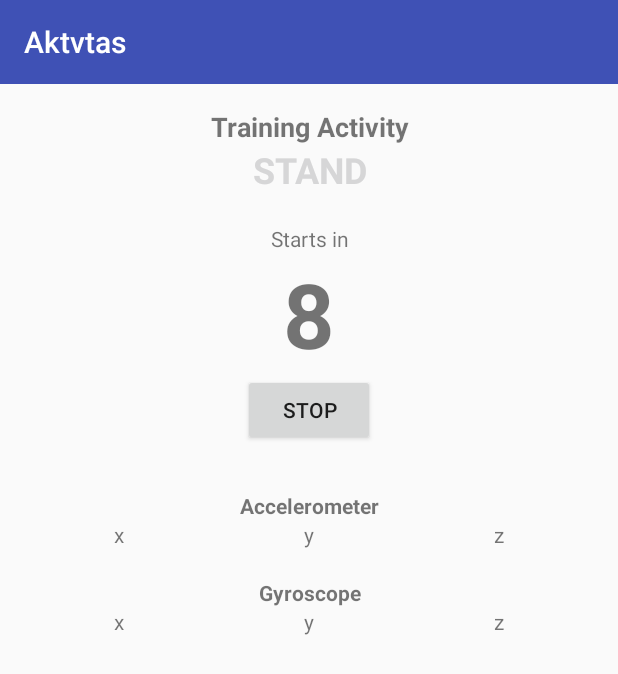
After one commit to ilhamadun/skripsi-har, an Android app: the fragment TrainingFragment placed in its activity, on a phone screen of 412 x 824 dp. The commit adds this screen. Shown: the top 674 px of the screen. Run offline under Robolectric (Android 15) with nearby library versions, the phone set to English and light mode, and no system bars; libraries missing offline, so code that uses them is left out: com.mikepenz.materialdrawer; 2 statements that could not run were skipped.

Commit message:
Create TrainingFragment Placeholder
TrainingFragment serves as an interface for training services (sensor reading, logging, etc).

UI update from service to fragment is yet to be implemented.

```diff
--- a/app/src/main/java/elins/org/aktvtas/TrainingChooserDialogFragment.java
+++ b/app/src/main/java/elins/org/aktvtas/TrainingChooserDialogFragment.java
@@ -45,12 +45,12 @@ public class TrainingChooserDialogFragment extends DialogFragment {
                 .setView(view)
                 .setPositiveButton(R.string.start, new DialogInterface.OnClickListener() {
                     public void onClick(DialogInterface dialog, int id) {
-//                        FragmentTransaction transaction = getFragmentManager().beginTransaction();
-//
-//                        TrainerFragment trainer = TrainerFragment.newInstance(
-//                                getArguments().getInt("id"),
-//                                Integer.parseInt(trainingTimeArray[trainingTimePicker.getValue()]));
-//                        transaction.replace(R.id.content, trainer).commit();
+                        FragmentTransaction transaction = getFragmentManager().beginTransaction();
+
+                        TrainingFragment trainer = TrainingFragment.newInstance(
+                                getArguments().getInt("id"),
+                                Integer.parseInt(trainingTimeArray[trainingTimePicker.getValue()]));
+                        transaction.replace(R.id.content, trainer).commit();
                     }
                 })
                 .setNegativeButton(R.string.cancel, new DialogInterface.OnClickListener() {
--- /dev/null
+++ b/app/src/main/java/elins/org/aktvtas/TrainingFragment.java
@@ -0,0 +1,137 @@
+package elins.org.aktvtas;
+
+
+import android.os.Bundle;
+import android.os.CountDownTimer;
+import android.support.v4.app.Fragment;
+import android.view.LayoutInflater;
+import android.view.View;
+import android.view.ViewGroup;
+import android.widget.Button;
+import android.widget.LinearLayout;
+import android.widget.TextView;
+
+import java.text.SimpleDateFormat;
+import java.util.ArrayList;
+import java.util.Date;
+import java.util.List;
+
+
+public class TrainingFragment extends Fragment {
+    private static final String ACTIVITY_ID = "activity_id";
+    private static final String TRAINING_DURATION = "training_duration";
+
+    private int activityId;
+    private int trainingDuration;
+
+    private CountDownTimer countDownTimer;
+
+    private TextView activityName;
+    private TextView timeLeftText;
+    private TextView timerContainer;
+    private Button controlButton;
+    private LinearLayout sensorMonitor;
+
+    List<View> sensorMonitorLayouts = new ArrayList<>();
+
+
+    public TrainingFragment() {
+        // Required empty public constructor
+    }
+
+    public static TrainingFragment newInstance(int activityId, int trainingDuration) {
+        TrainingFragment fragment = new TrainingFragment();
+        Bundle args = new Bundle();
+        args.putInt(ACTIVITY_ID, activityId);
+        args.putInt(TRAINING_DURATION, trainingDuration);
+        fragment.setArguments(args);
+        return fragment;
+    }
+
+    @Override
+    public void onCreate(Bundle savedInstanceState) {
+        super.onCreate(savedInstanceState);
+        if (getArguments() != null) {
+            activityId = getArguments().getInt(ACTIVITY_ID);
+            trainingDuration = getArguments().getInt(TRAINING_DURATION);
+        }
+    }
+
+    @Override
+    public View onCreateView(LayoutInflater inflater, ViewGroup container,
+                             Bundle savedInstanceState) {
+        return inflater.inflate(R.layout.fragment_training, container, false);
+    }
+
+    @Override
+    public void onViewCreated(View view, Bundle savedInstanceState) {
+        registerViewComponents();
+        activityName.setText(activityId);
+        startPreparationCountdown(10000);
+
+    }
+
+    private void registerViewComponents() {
+        activityName = (TextView) getActivity().findViewById(R.id.trainer_activity_name);
+        timeLeftText = (TextView) getActivity().findViewById(R.id.trainer_time_left);
+        timerContainer = (TextView) getActivity().findViewById(R.id.trainer_duration);
+        sensorMonitor = (LinearLayout) getActivity().findViewById(R.id.sensor_monitor);
+        controlButton = (Button) getActivity().findViewById(R.id.trainer_control_button);
+
+        addSensorMonitorLayout("Accelerometer");
+        addSensorMonitorLayout("Gyroscope");
+
+        controlButton = (Button) getActivity().findViewById(R.id.trainer_control_button);
+        controlButton.setOnClickListener(new View.OnClickListener() {
+            @Override
+            public void onClick(View v) {
+                countDownTimer.cancel();
+            }
+        });
+    }
+
+    private int addSensorMonitorLayout(String name) {
+        View layout = LayoutInflater.from(getActivity()).inflate(R.layout.sensor_monitor,
+                sensorMonitor, false);
+
+        sensorMonitor.addView(layout);
+        TextView title = (TextView) layout.findViewById(R.id.sensor_monitor_title);
+        title.setText(name);
+
+        sensorMonitorLayouts.add(layout);
+
+        return sensorMonitorLayouts.size() - 1;
+    }
+
+    private void startPreparationCountdown(long preparationTimeInMilliseconds) {
+        countDownTimer = new CountDownTimer(preparationTimeInMilliseconds + 1000, 1000) {
+            @Override
+            public void onTick(long millisUntilFinished) {
+                timerContainer.setText(String.valueOf((millisUntilFinished - 1000) / 1000));
+            }
+
+            @Override
+            public void onFinish() {
+                timeLeftText.setText(R.string.time_left);
+                startTrainingCountdown();
+            }
+        }.start();
+    }
+
+    private void startTrainingCountdown() {
+        final SimpleDateFormat dateFormat = new SimpleDateFormat("mm:ss");
+        countDownTimer = new CountDownTimer((trainingDuration * 60 * 1000) + 1000, 1000) {
+            @Override
+            public void onTick(long millisUntilFinished) {
+                Date date = new Date(millisUntilFinished - 1000);
+                timerContainer.setText(dateFormat.format(date));
+            }
+
+            @Override
+            public void onFinish() {
+
+            }
+        }.start();
+    }
+
+}
--- /dev/null
+++ b/app/src/main/res/layout/fragment_training.xml
@@ -0,0 +1,72 @@
+<RelativeLayout xmlns:android="http://schemas.android.com/apk/res/android"
+    xmlns:tools="http://schemas.android.com/tools"
+    android:layout_width="match_parent"
+    android:layout_height="match_parent"
+    android:padding="@dimen/activity_horizontal_margin"
+    tools:context="elins.org.aktvtas.TrainerFragment">
+
+    <TextView
+        android:id="@+id/trainer_title"
+        android:layout_width="match_parent"
+        android:layout_height="wrap_content"
+        android:textAlignment="center"
+        android:textSize="18sp"
+        android:textStyle="bold"
+        android:text="@string/training_activity"/>
+
+    <TextView
+        android:id="@+id/trainer_activity_name"
+        android:layout_width="match_parent"
+        android:layout_height="wrap_content"
+        android:textAlignment="center"
+        android:textSize="24sp"
+        android:textStyle="bold"
+        android:textAllCaps="true"
+        android:layout_marginBottom="20dp"
+        android:textColor="@color/accent"
+        android:layout_below="@id/trainer_title"
+        android:text="Stand"/>
+
+    <RelativeLayout
+        android:id="@+id/trainer_timer"
+        android:layout_width="match_parent"
+        android:layout_height="wrap_content"
+        android:layout_below="@id/trainer_activity_name"
+        android:layout_centerVertical="true"
+        android:layout_marginBottom="30dp" >
+
+        <TextView
+            android:id="@+id/trainer_time_left"
+            android:layout_width="match_parent"
+            android:layout_height="wrap_content"
+            android:textAlignment="center"
+            android:text="@string/starts_in"/>
+
+        <TextView
+            android:id="@+id/trainer_duration"
+            android:layout_width="match_parent"
+            android:layout_height="wrap_content"
+            android:textAlignment="center"
+            android:textSize="60sp"
+            android:textStyle="bold"
+            android:layout_below="@id/trainer_time_left"
+            android:text="10:51"/>
+
+        <Button
+            android:id="@+id/trainer_control_button"
+            android:layout_width="wrap_content"
+            android:layout_height="wrap_content"
+            android:layout_below="@id/trainer_duration"
+            android:layout_centerHorizontal="true"
+            android:text="@string/stop"/>
+
+    </RelativeLayout>
+
+    <LinearLayout
+        android:id="@+id/sensor_monitor"
+        android:layout_width="match_parent"
+        android:layout_height="wrap_content"
+        android:layout_below="@id/trainer_timer"
+        android:orientation="vertical"/>
+
+</RelativeLayout>
--- /dev/null
+++ b/app/src/main/res/layout/sensor_monitor.xml
@@ -0,0 +1,72 @@
+<LinearLayout xmlns:android="http://schemas.android.com/apk/res/android"
+    xmlns:tools="http://schemas.android.com/tools"
+    android:layout_width="match_parent"
+    android:layout_height="wrap_content"
+    android:orientation="vertical"
+    tools:context="elins.org.aktvtas.SensorMonitorFragment">
+
+    <TextView
+        android:id="@+id/sensor_monitor_title"
+        android:layout_width="match_parent"
+        android:layout_height="wrap_content"
+        android:textAlignment="center"
+        android:textStyle="bold"
+        android:text="@string/sensor" />
+
+    <LinearLayout
+        android:layout_width="match_parent"
+        android:layout_height="wrap_content"
+        android:orientation="horizontal">
+
+        <TextView
+            android:layout_width="0dp"
+            android:layout_height="wrap_content"
+            android:layout_weight="1"
+            android:textAlignment="center"
+            android:text="@string/x" />
+
+        <TextView
+            android:layout_width="0dp"
+            android:layout_height="wrap_content"
+            android:layout_weight="1"
+            android:textAlignment="center"
+            android:text="@string/y" />
+
+        <TextView
+            android:layout_width="0dp"
+            android:layout_height="wrap_content"
+            android:layout_weight="1"
+            android:textAlignment="center"
+            android:text="@string/z" />
+
+    </LinearLayout>
+
+    <LinearLayout
+        android:layout_width="match_parent"
+        android:layout_height="wrap_content"
+        android:orientation="horizontal">
+
+        <TextView
+            android:id="@+id/sensor_monitor_x"
+            android:layout_width="0dp"
+            android:layout_height="wrap_content"
+            android:layout_weight="1"
+            android:textAlignment="center" />
+
+        <TextView
+            android:id="@+id/sensor_monitor_y"
+            android:layout_width="0dp"
+            android:layout_height="wrap_content"
+            android:layout_weight="1"
+            android:textAlignment="center" />
+
+        <TextView
+            android:id="@+id/sensor_monitor_z"
+            android:layout_width="0dp"
+            android:layout_height="wrap_content"
+            android:layout_weight="1"
+            android:textAlignment="center" />
+
+    </LinearLayout>
+
+</LinearLayout>
--- a/app/src/main/res/values/strings.xml
+++ b/app/src/main/res/values/strings.xml
@@ -32,4 +32,5 @@
     <string name="x">x</string>
     <string name="y">y</string>
     <string name="z">z</string>
+    <string name="sensor">Sensor</string>
 </resources>
```
